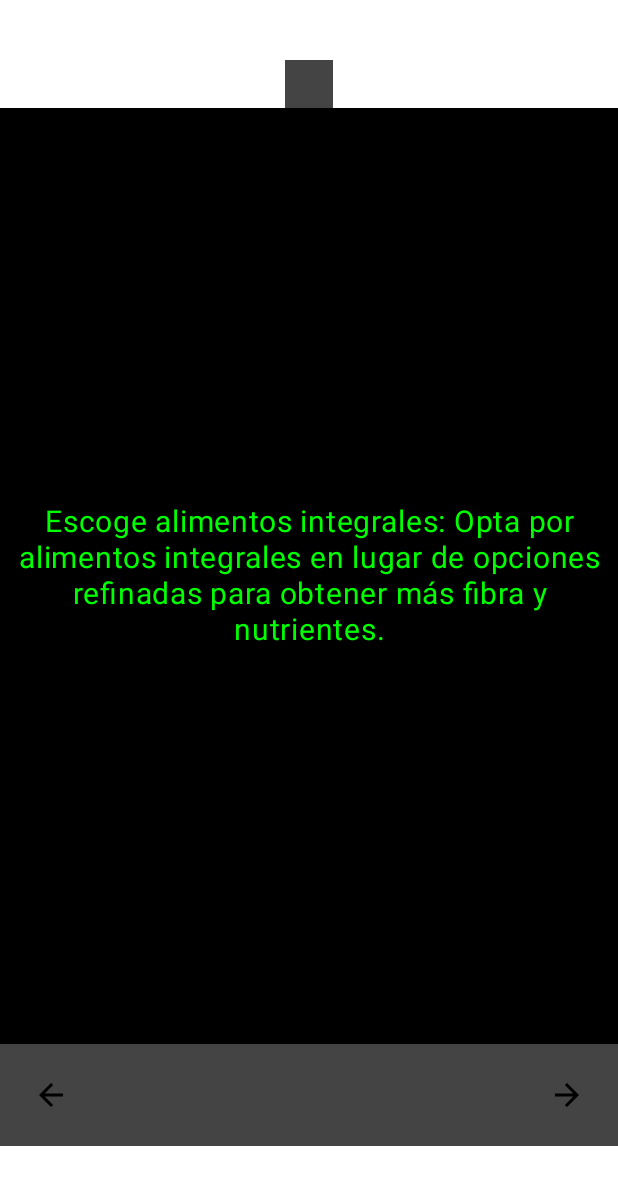
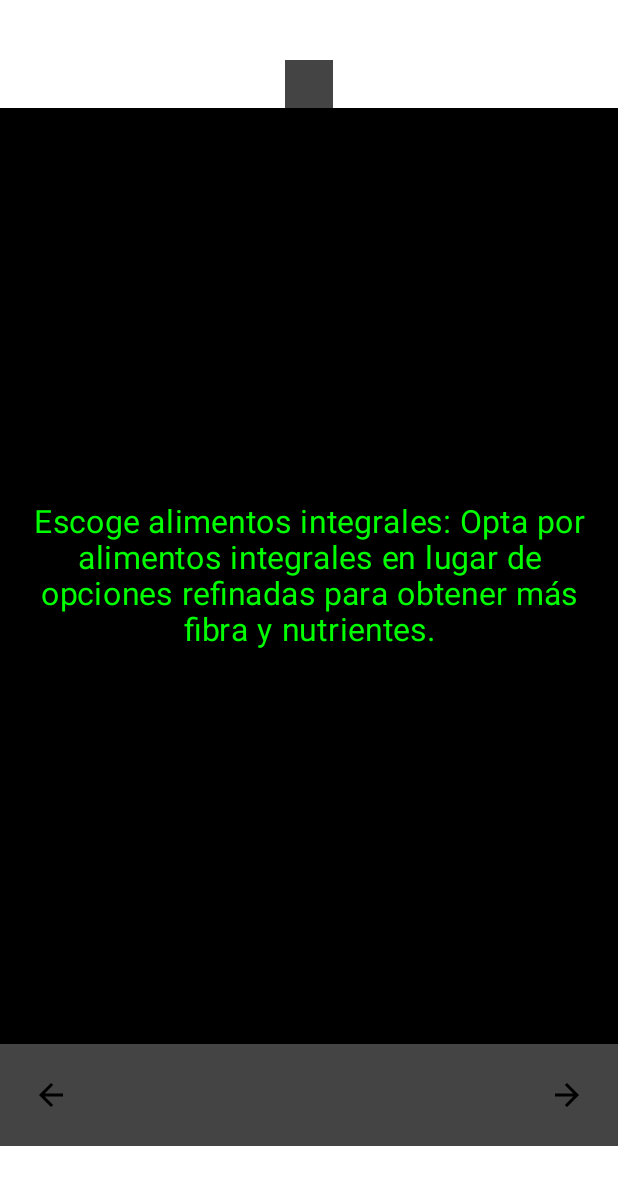
Before and after one commit to Carlos-Esteban-Carretero/NutriFit, an Android app built with Jetpack Compose: the @Preview function TipsScreenPreview, on a phone screen of 412 x 824 dp. Shown: the top 1185 px of the screen. Run offline under Robolectric (Android 15) with nearby library versions, the phone set to English and light mode, and no system bars; our stand-ins replace accompanist.

Commit message:
commiteamos cambios para pasarnos al portatil

```diff
--- a/app/src/main/java/com/example/nutrifit/ui/screens/FormPlanScreen.kt
+++ b/app/src/main/java/com/example/nutrifit/ui/screens/FormPlanScreen.kt
@@ -265,7 +265,6 @@ fun CustomOutlinedTextField(
     )
 }
 
-
 @Preview(showBackground = true)
 @Composable
 fun FormPlanScreenPreview() {
--- a/app/src/main/java/com/example/nutrifit/ui/screens/LoginScreen.kt
+++ b/app/src/main/java/com/example/nutrifit/ui/screens/LoginScreen.kt
@@ -21,13 +21,14 @@ import androidx.compose.ui.graphics.Color
 import androidx.compose.ui.text.input.ImeAction
 import androidx.compose.ui.text.input.PasswordVisualTransformation
 import androidx.compose.ui.unit.dp
+import com.google.firebase.auth.FirebaseAuth
 
 
 @Composable
 fun LoginScreen() {
     var email by remember { mutableStateOf("") } // Estado para el correo electrónico
     var password by remember { mutableStateOf("") } // Estado para la contraseña
-//    val auth = FirebaseAuth.getInstance() // Instancia de FirebaseAuth
+    val auth = FirebaseAuth.getInstance() // Instancia de FirebaseAuth
 
     // Definimos la estructura de la pantalla de inicio de sesión
     Column(modifier = Modifier.fillMaxSize().background(Color.White), horizontalAlignment = Alignment.CenterHorizontally, verticalArrangement = Arrangement.Center) {
--- a/app/src/main/java/com/example/nutrifit/ui/screens/ProfileScreen.kt
+++ b/app/src/main/java/com/example/nutrifit/ui/screens/ProfileScreen.kt
@@ -77,6 +77,8 @@ fun ProfileScreen() {
         ProfileStat("IMC:", "28.3 ")
         ProfileStat("Nivel de entrenamiento:", "Sedentario")
         ProfileStat("Tipo de plan:", "Bajada de peso")
+        ProfileStat("Correo electrónico:", "Rouba_94@gmail.com")
+
 
         Spacer(modifier = Modifier.height(24.dp))
         ProfileActionButton("Editar perfil")
--- a/app/src/main/java/com/example/nutrifit/ui/screens/TipsScreen.kt
+++ b/app/src/main/java/com/example/nutrifit/ui/screens/TipsScreen.kt
@@ -63,7 +63,7 @@ fun TipsScreen(tips: List<String>) {
                 color = Color.Green,
                 style = MaterialTheme.typography.bodyLarge.copy(
                     textAlign = TextAlign.Center,
-                    fontSize = 20.sp
+                    fontSize = 21.sp
                 ),
                 modifier = Modifier
                     .fillMaxWidth()
```
Also changed, not shown: app/src/main/java/com/example/nutrifit/ui/screens/AuthViewModel.kt (added, +19 -0 lines), app/src/main/java/com/example/nutrifit/ui/screens/LoginPruebasScreen.kt (added, +131 -0 lines).
